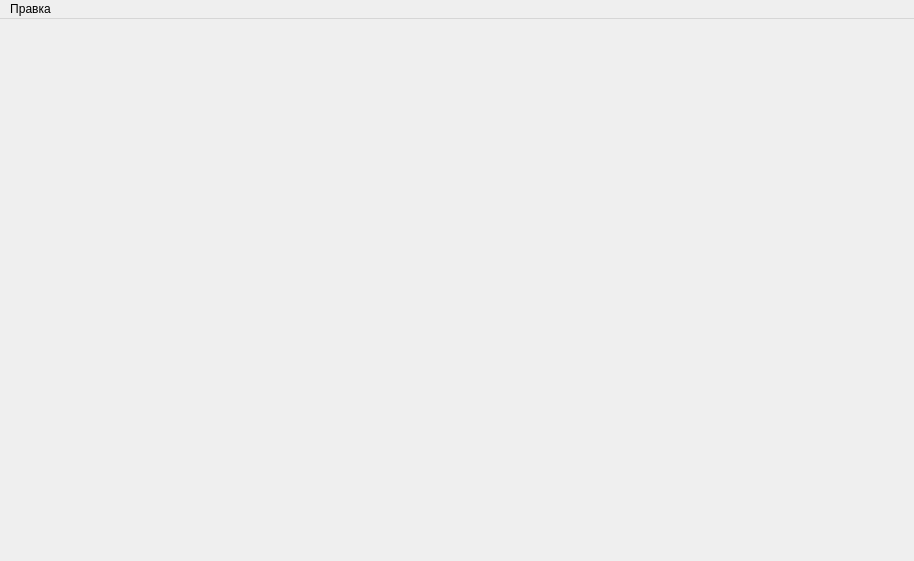
The window that form.ui (moisizz/Plot-Builder) describes before a commit, drawn with Qt 5.
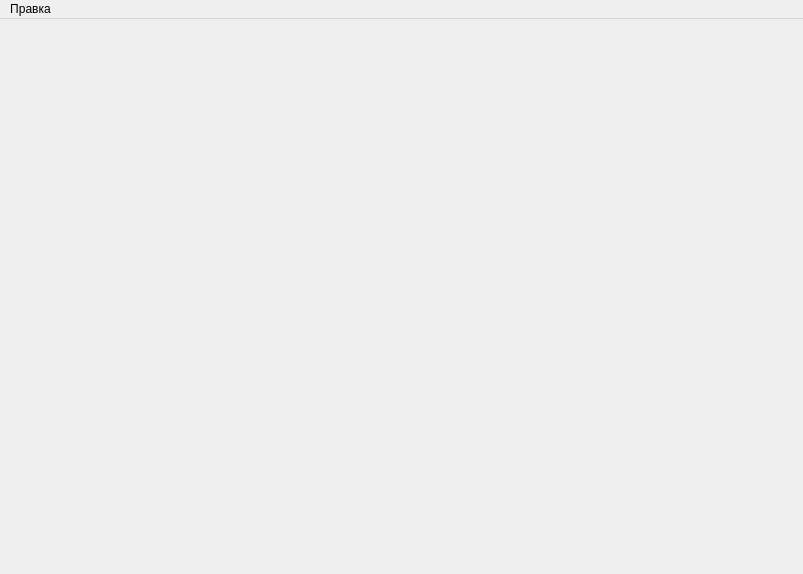
The same window after the commit.

```diff
--- a/form.ui
+++ b/form.ui
@@ -6,8 +6,8 @@
    <rect>
     <x>0</x>
     <y>0</y>
-    <width>914</width>
-    <height>561</height>
+    <width>803</width>
+    <height>574</height>
    </rect>
   </property>
   <property name="windowTitle">
@@ -41,7 +41,7 @@
     <rect>
      <x>0</x>
      <y>0</y>
-     <width>914</width>
+     <width>803</width>
      <height>25</height>
     </rect>
    </property>
```
Left out of the diff: 120 changed lines with no effect on the pictures.
